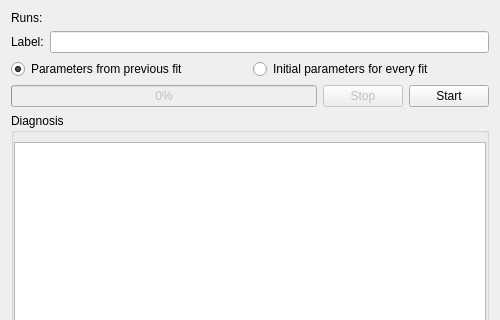
mantidproject/mantid, file Code/Mantid/MantidQt/MantidWidgets/inc/MantidQtMantidWidgets/MuonSequentialFitDialog.ui: the form before one commit; both pictures show x 0 to 500 and y 0 to 320 of the 500 by 500 pixel window.
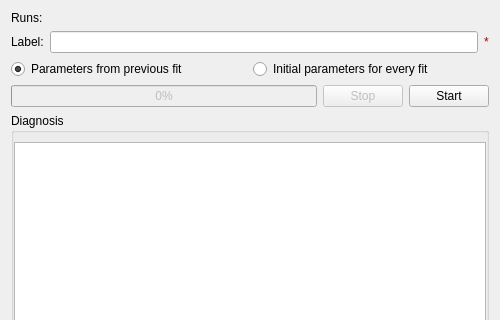
The form after the commit. Custom widgets are drawn as their Qt base class.

Commit message: Refs #6473. Validation of label.

Patch:
```diff
--- a/Code/Mantid/MantidQt/MantidWidgets/inc/MantidQtMantidWidgets/MuonSequentialFitDialog.ui
+++ b/Code/Mantid/MantidQt/MantidWidgets/inc/MantidQtMantidWidgets/MuonSequentialFitDialog.ui
@@ -55,20 +55,64 @@
       </widget>
      </item>
      <item row="1" column="1">
-      <widget class="QLineEdit" name="label"/>
-     </item>
-     <item row="0" column="1">
-      <widget class="MantidQt::MantidWidgets::MWRunFiles" name="runs" native="true">
-       <property name="label" stdset="0">
-        <string/>
+      <layout class="QHBoxLayout" name="labelInputLayout">
+       <property name="spacing">
+        <number>6</number>
        </property>
-       <property name="multipleFiles" stdset="0">
-        <bool>true</bool>
-       </property>
-       <property name="findRunFiles" stdset="0">
-        <bool>true</bool>
-       </property>
-      </widget>
+       <item>
+        <widget class="QLineEdit" name="labelInput"/>
+       </item>
+       <item>
+        <widget class="QLabel" name="labelError">
+         <property name="sizePolicy">
+          <sizepolicy hsizetype="Minimum" vsizetype="Fixed">
+           <horstretch>0</horstretch>
+           <verstretch>0</verstretch>
+          </sizepolicy>
+         </property>
+         <property name="palette">
+          <palette>
+           <active>
+            <colorrole role="WindowText">
+             <brush brushstyle="SolidPattern">
+              <color alpha="255">
+               <red>170</red>
+               <green>0</green>
+               <blue>0</blue>
+              </color>
+             </brush>
+            </colorrole>
+           </active>
+           <inactive>
+            <colorrole role="WindowText">
+             <brush brushstyle="SolidPattern">
+              <color alpha="255">
+               <red>170</red>
+               <green>0</green>
+               <blue>0</blue>
+              </color>
+             </brush>
+            </colorrole>
+           </inactive>
+           <disabled>
+            <colorrole role="WindowText">
+             <brush brushstyle="SolidPattern">
+              <color alpha="255">
+               <red>161</red>
+               <green>160</green>
+               <blue>159</blue>
+              </color>
+             </brush>
+            </colorrole>
+           </disabled>
+          </palette>
+         </property>
+         <property name="text">
+          <string>*</string>
+         </property>
+        </widget>
+       </item>
+      </layout>
      </item>
     </layout>
    </item>
```
Left out of the diff: 13 changed lines with no effect on the pictures. The commit also changes 2 other files.
